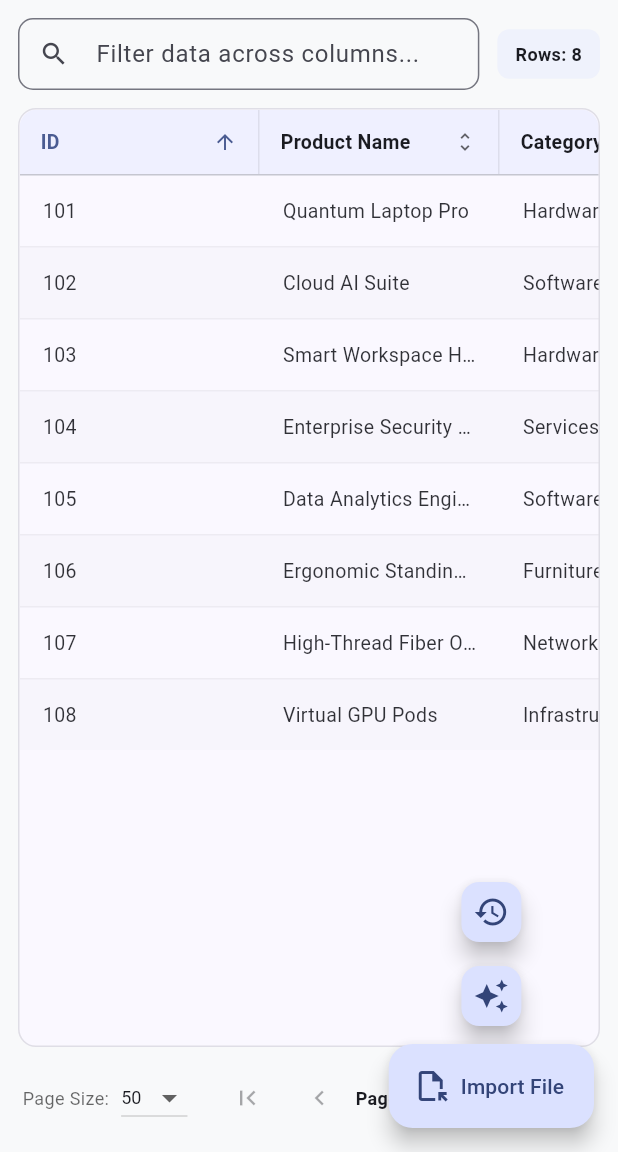
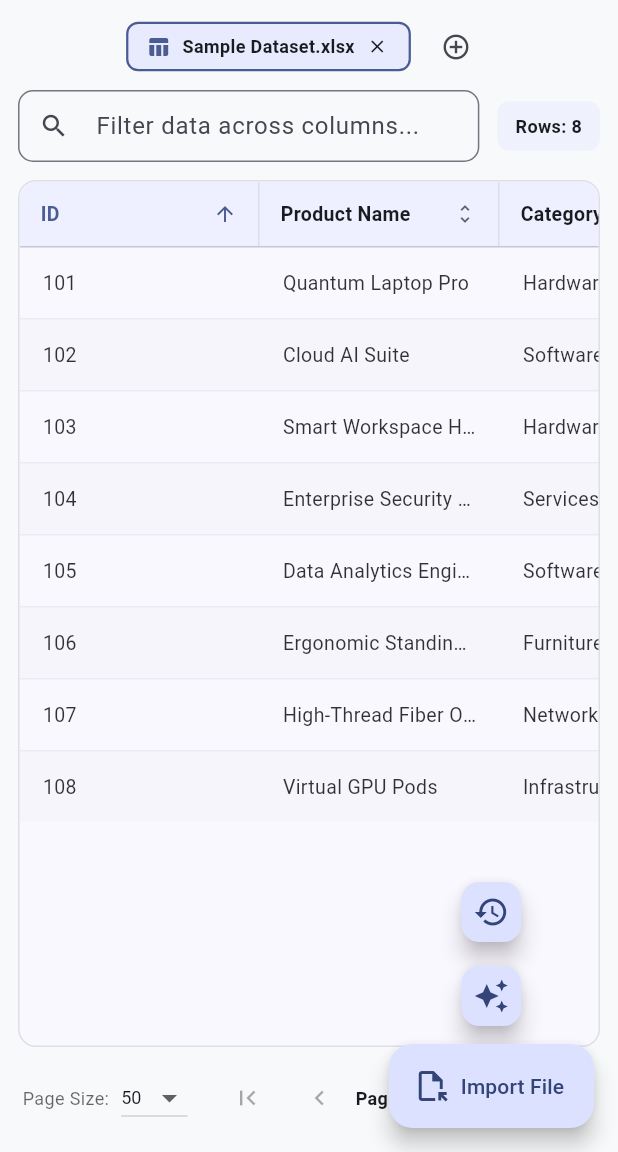
Before and after one commit to MohamedAbdelhamed0/excel, a Flutter app: the screen it shows after launch, after a tap on "ID", on a phone screen of 412 x 824 dp, the part 84-1236 px from its top. Run offline on Flutter 3.47's test engine with Material 3 defaults, Android fonts, the phone set to English and light mode, and no system bars; our stand-ins replace csv, file_picker, flutter_riverpod, go_router, shared_preferences; missing offline and left inert: excel.

Commit message:
Refactor DataTableView and ExcelDataNotifier for multi-tab support and improve workspace state management

```diff
--- a/lib/features/table_analyzer/presentation/controllers/excel_data_controller.dart
+++ b/lib/features/table_analyzer/presentation/controllers/excel_data_controller.dart
@@ -5,7 +5,7 @@ import '../../../../core/DI/platform_providers.dart';
 import '../../../../core/utils/excel_parser.dart';
 import '../../../recent_files/presentation/controllers/recent_files_controller.dart';
 
-/// State object representing table data, current sorting, search query, and pagination.
+/// State object representing table data, current sorting, search query, and pagination for a single spreadsheet.
 class TableDataState {
   final List<List<dynamic>> rawData;
   final List<List<dynamic>> processedData; // Filtered and sorted rows
@@ -59,18 +59,122 @@ class TableDataState {
   }
 }
 
-/// Riverpod AsyncNotifier managing background file parsing, sorting, filtering, and pagination.
-class ExcelDataNotifier extends AsyncNotifier<TableDataState> {
+/// Data structure representing a single open spreadsheet tab.
+class OpenFileTab {
+  final String id;
+  final String fileName;
+  final String? filePath;
+  final TableDataState tableState;
+
+  const OpenFileTab({
+    required this.id,
+    required this.fileName,
+    this.filePath,
+    required this.tableState,
+  });
+
+  OpenFileTab copyWith({
+    String? id,
+    String? fileName,
+    String? filePath,
+    TableDataState? tableState,
+  }) {
+    return OpenFileTab(
+      id: id ?? this.id,
+      fileName: fileName ?? this.fileName,
+      filePath: filePath ?? this.filePath,
+      tableState: tableState ?? this.tableState,
+    );
+  }
+}
+
+/// Workspace state holding all open tabs and the index of the currently active tab.
+class MultiTabWorkspaceState {
+  final List<OpenFileTab> tabs;
+  final int activeTabIndex;
+
+  const MultiTabWorkspaceState({
+    required this.tabs,
+    required this.activeTabIndex,
+  });
+
+  OpenFileTab? get activeTab =>
+      (tabs.isNotEmpty && activeTabIndex >= 0 && activeTabIndex < tabs.length)
+          ? tabs[activeTabIndex]
+          : null;
+
+  TableDataState get activeTableState =>
+      activeTab?.tableState ?? const TableDataState(rawData: [], processedData: []);
+
+  MultiTabWorkspaceState copyWith({
+    List<OpenFileTab>? tabs,
+    int? activeTabIndex,
+  }) {
+    return MultiTabWorkspaceState(
+      tabs: tabs ?? this.tabs,
+      activeTabIndex: activeTabIndex ?? this.activeTabIndex,
+    );
+  }
+}
+
+/// Riverpod AsyncNotifier managing the multi-tab workspace state.
+class ExcelDataNotifier extends AsyncNotifier<MultiTabWorkspaceState> {
   @override
-  FutureOr<TableDataState> build() async {
+  FutureOr<MultiTabWorkspaceState> build() async {
     final sample = ExcelParser.generateSampleData();
-    return TableDataState(
+    final defaultTab = OpenFileTab(
+      id: 'sample_default',
+      fileName: 'Sample Dataset.xlsx',
+      tableState: TableDataState(
         rawData: sample,
         processedData: sample,
+      ),
+    );
+
+    return MultiTabWorkspaceState(
+      tabs: [defaultTab],
+      activeTabIndex: 0,
     );
   }
 
-  /// Prompts file picker, offloads parsing to a background isolate, and saves to the local database.
+  /// Switch active tab index.
+  void setActiveTab(int index) {
+    final currentState = state.value;
+    if (currentState == null || index < 0 || index >= currentState.tabs.length) return;
+    state = AsyncValue.data(currentState.copyWith(activeTabIndex: index));
+  }
+
+  /// Close tab at given index.
+  void closeTab(int index) {
+    final currentState = state.value;
+    if (currentState == null || index < 0 || index >= currentState.tabs.length) return;
+
+    final newTabs = List<OpenFileTab>.from(currentState.tabs)..removeAt(index);
+
+    if (newTabs.isEmpty) {
+      // If all tabs closed, recreate default sample tab
+      final sample = ExcelParser.generateSampleData();
+      final defaultTab = OpenFileTab(
+        id: 'sample_default',
+        fileName: 'Sample Dataset.xlsx',
+        tableState: TableDataState(
+          rawData: sample,
+          processedData: sample,
+        ),
+      );
+      state = AsyncValue.data(MultiTabWorkspaceState(tabs: [defaultTab], activeTabIndex: 0));
+      return;
+    }
+
+    int newIndex = currentState.activeTabIndex;
+    if (index <= currentState.activeTabIndex) {
+      newIndex = (currentState.activeTabIndex - 1).clamp(0, newTabs.length - 1);
+    }
+
+    state = AsyncValue.data(MultiTabWorkspaceState(tabs: newTabs, activeTabIndex: newIndex));
+  }
+
+  /// Prompts file picker, offloads parsing to a background isolate, adds/switches to a tab, and saves to local DB.
   Future<void> pickAndLoadFile() async {
     final previousState = state.value;
     state = const AsyncValue.loading();
@@ -81,10 +185,21 @@ class ExcelDataNotifier extends AsyncNotifier<TableDataState> {
       final fileInfo = await picker.pickFileDetails(allowedExtensions: ['csv', 'xlsx', 'xls']);
 
       if (fileInfo != null && fileInfo.bytes.isNotEmpty) {
-        // Parse in a background isolate using compute
+        // Check if file is already open in an existing tab
+        if (previousState != null) {
+          final existingIdx = previousState.tabs.indexWhere(
+            (tab) =>
+                (fileInfo.path != null && tab.filePath == fileInfo.path) ||
+                tab.fileName == fileInfo.name,
+          );
+          if (existingIdx != -1) {
+            return previousState.copyWith(activeTabIndex: existingIdx);
+          }
+        }
+
+        // Parse bytes in background isolate using compute
         final parsedData = await compute(ExcelParser.parseBytes, fileInfo.bytes);
         if (parsedData.isNotEmpty) {
-          // Save to local database history
           await ref.read(recentFilesControllerProvider.notifier).addOrUpdateFile(
                 name: fileInfo.name,
                 path: fileInfo.path,
@@ -92,21 +207,30 @@ class ExcelDataNotifier extends AsyncNotifier<TableDataState> {
                 sizeBytes: fileInfo.sizeBytes,
               );
 
-          return TableDataState(
+          final newTab = OpenFileTab(
+            id: fileInfo.path ?? '${fileInfo.name}_${DateTime.now().millisecondsSinceEpoch}',
+            fileName: fileInfo.name,
+            filePath: fileInfo.path,
+            tableState: TableDataState(
               rawData: parsedData,
               processedData: parsedData,
+            ),
+          );
+
+          final currentTabs = previousState != null ? List<OpenFileTab>.from(previousState.tabs) : <OpenFileTab>[];
+          currentTabs.add(newTab);
+
+          return MultiTabWorkspaceState(
+            tabs: currentTabs,
+            activeTabIndex: currentTabs.length - 1,
           );
         }
       }
-      return previousState ??
-          TableDataState(
-            rawData: ExcelParser.generateSampleData(),
-            processedData: ExcelParser.generateSampleData(),
-          );
+      return previousState ?? _createFallbackState();
     });
   }
 
-  /// Opens a file from raw bytes (used when selecting a record from recent file history).
+  /// Opens a file from raw bytes (used when selecting from recent files history).
   Future<void> loadBytes({
     required String name,
     required List<int> bytes,
@@ -115,6 +239,16 @@ class ExcelDataNotifier extends AsyncNotifier<TableDataState> {
     final previousState = state.value;
     state = const AsyncValue.loading();
     state = await AsyncValue.guard(() async {
+      // Check if file is already open in an existing tab
+      if (previousState != null) {
+        final existingIdx = previousState.tabs.indexWhere(
+          (tab) => (path != null && tab.filePath == path) || tab.fileName == name,
+        );
+        if (existingIdx != -1) {
+          return previousState.copyWith(activeTabIndex: existingIdx);
+        }
+      }
+
       final parsedData = await compute(ExcelParser.parseBytes, bytes);
       if (parsedData.isNotEmpty) {
         await ref.read(recentFilesControllerProvider.notifier).addOrUpdateFile(
@@ -124,25 +258,40 @@ class ExcelDataNotifier extends AsyncNotifier<TableDataState> {
               sizeBytes: bytes.length,
             );
 
-        return TableDataState(
+        final newTab = OpenFileTab(
+          id: path ?? '${name}_${DateTime.now().millisecondsSinceEpoch}',
+          fileName: name,
+          filePath: path,
+          tableState: TableDataState(
             rawData: parsedData,
             processedData: parsedData,
+          ),
+        );
+
+        final currentTabs = previousState != null ? List<OpenFileTab>.from(previousState.tabs) : <OpenFileTab>[];
+        currentTabs.add(newTab);
+
+        return MultiTabWorkspaceState(
+          tabs: currentTabs,
+          activeTabIndex: currentTabs.length - 1,
         );
       }
-      return previousState ?? TableDataState(rawData: [], processedData: []);
+      return previousState ?? _createFallbackState();
     });
   }
 
-  /// Sort dataset by specific column index.
+  /// Sort dataset by specific column index for the active tab.
   void sortByColumn(int columnIndex) {
     final currentState = state.value;
-    if (currentState == null || currentState.rawData.length <= 1) return;
+    final activeTab = currentState?.activeTab;
+    if (currentState == null || activeTab == null || activeTab.tableState.rawData.length <= 1) return;
 
-    final isSameColumn = currentState.sortColumnIndex == columnIndex;
-    final newAscending = isSameColumn ? !currentState.sortAscending : true;
+    final tableState = activeTab.tableState;
+    final isSameColumn = tableState.sortColumnIndex == columnIndex;
+    final newAscending = isSameColumn ? !tableState.sortAscending : true;
 
-    final headers = currentState.rawData.first;
-    final dataRows = List<List<dynamic>>.from(currentState.rows);
+    final headers = tableState.rawData.first;
+    final dataRows = List<List<dynamic>>.from(tableState.rows);
 
     dataRows.sort((a, b) {
       final valA = columnIndex < a.length ? a[columnIndex] : '';
@@ -164,72 +313,113 @@ class ExcelDataNotifier extends AsyncNotifier<TableDataState> {
     });
 
     final newProcessed = [headers, ...dataRows];
-    state = AsyncValue.data(currentState.copyWith(
+    final updatedTableState = tableState.copyWith(
       processedData: newProcessed,
       sortColumnIndex: columnIndex,
       sortAscending: newAscending,
       currentPage: 0,
-    ));
+    );
+
+    _updateActiveTabState(currentState, updatedTableState);
   }
 
-  /// Filter rows matching search query across all cells.
+  /// Filter rows matching search query across all cells for the active tab.
   void setSearchQuery(String query) {
     final currentState = state.value;
-    if (currentState == null || currentState.rawData.isEmpty) return;
+    final activeTab = currentState?.activeTab;
+    if (currentState == null || activeTab == null || activeTab.tableState.rawData.isEmpty) return;
 
+    final tableState = activeTab.tableState;
     final trimmed = query.trim().toLowerCase();
     if (trimmed.isEmpty) {
-      state = AsyncValue.data(currentState.copyWith(
-        processedData: currentState.rawData,
+      _updateActiveTabState(
+        currentState,
+        tableState.copyWith(
+          processedData: tableState.rawData,
           searchQuery: '',
           currentPage: 0,
-      ));
+        ),
+      );
       return;
     }
 
-    final headers = currentState.rawData.first;
-    final allRows = currentState.rawData.skip(1).toList();
+    final headers = tableState.rawData.first;
+    final allRows = tableState.rawData.skip(1).toList();
 
     final filteredRows = allRows.where((row) {
       return row.any((cell) => cell.toString().toLowerCase().contains(trimmed));
     }).toList();
 
-    state = AsyncValue.data(currentState.copyWith(
+    _updateActiveTabState(
+      currentState,
+      tableState.copyWith(
         processedData: [headers, ...filteredRows],
         searchQuery: query,
         currentPage: 0,
-    ));
+      ),
+    );
   }
 
-  /// Navigate to target page.
+  /// Navigate to target page for the active tab.
   void setPage(int page) {
     final currentState = state.value;
-    if (currentState == null) return;
-    final validPage = page.clamp(0, currentState.totalPages - 1);
-    state = AsyncValue.data(currentState.copyWith(currentPage: validPage));
+    final activeTab = currentState?.activeTab;
+    if (currentState == null || activeTab == null) return;
+
+    final tableState = activeTab.tableState;
+    final validPage = page.clamp(0, tableState.totalPages - 1);
+    _updateActiveTabState(currentState, tableState.copyWith(currentPage: validPage));
   }
 
-  /// Change pagination page size.
+  /// Change pagination page size for the active tab.
   void setPageSize(int size) {
     final currentState = state.value;
-    if (currentState == null) return;
-    state = AsyncValue.data(currentState.copyWith(
-      pageSize: size,
-      currentPage: 0,
-    ));
+    final activeTab = currentState?.activeTab;
+    if (currentState == null || activeTab == null) return;
+
+    final tableState = activeTab.tableState;
+    _updateActiveTabState(currentState, tableState.copyWith(pageSize: size, currentPage: 0));
   }
 
   /// Reload sample demo data.
   void loadSampleData() {
     final sample = ExcelParser.generateSampleData();
-    state = AsyncValue.data(TableDataState(
+    final defaultTab = OpenFileTab(
+      id: 'sample_${DateTime.now().millisecondsSinceEpoch}',
+      fileName: 'Sample Dataset.xlsx',
+      tableState: TableDataState(
         rawData: sample,
         processedData: sample,
+      ),
+    );
+
+    state = AsyncValue.data(MultiTabWorkspaceState(
+      tabs: [defaultTab],
+      activeTabIndex: 0,
     ));
+  }
+
+  void _updateActiveTabState(MultiTabWorkspaceState currentState, TableDataState newTableState) {
+    final newTabs = List<OpenFileTab>.from(currentState.tabs);
+    final activeIdx = currentState.activeTabIndex;
+    if (activeIdx >= 0 && activeIdx < newTabs.length) {
+      newTabs[activeIdx] = newTabs[activeIdx].copyWith(tableState: newTableState);
+      state = AsyncValue.data(currentState.copyWith(tabs: newTabs));
+    }
+  }
+
+  MultiTabWorkspaceState _createFallbackState() {
+    final sample = ExcelParser.generateSampleData();
+    final defaultTab = OpenFileTab(
+      id: 'sample_default',
+      fileName: 'Sample Dataset.xlsx',
+      tableState: TableDataState(rawData: sample, processedData: sample),
+    );
+    return MultiTabWorkspaceState(tabs: [defaultTab], activeTabIndex: 0);
   }
 }
 
 final excelDataControllerProvider =
-    AsyncNotifierProvider<ExcelDataNotifier, TableDataState>(() {
+    AsyncNotifierProvider<ExcelDataNotifier, MultiTabWorkspaceState>(() {
   return ExcelDataNotifier();
 });
--- a/lib/features/table_analyzer/presentation/desktop/table_analyzer_desktop_layout.dart
+++ b/lib/features/table_analyzer/presentation/desktop/table_analyzer_desktop_layout.dart
@@ -149,13 +149,13 @@ class TableAnalyzerDesktopLayout extends ConsumerWidget {
                             // Main Data Grid View (Left Split)
                             Expanded(
                               flex: 3,
-                              child: DataTableView(tableState: state),
+                              child: DataTableView(workspaceState: state),
                             ),
                             const SizedBox(width: 16),
                             // AI Analysis Panel (Right Split - Fixed Width)
                             SizedBox(
                               width: 380,
-                              child: AiAnalysisPanel(tableState: state),
+                              child: AiAnalysisPanel(tableState: state.activeTableState),
                             ),
                           ],
                         );
--- a/lib/features/table_analyzer/presentation/mobile/table_analyzer_mobile_layout.dart
+++ b/lib/features/table_analyzer/presentation/mobile/table_analyzer_mobile_layout.dart
@@ -89,7 +89,7 @@ class TableAnalyzerMobileLayout extends ConsumerWidget {
             return Column(
               children: [
                 Expanded(
-                  child: DataTableView(tableState: state),
+                  child: DataTableView(workspaceState: state),
                 ),
               ],
             );
@@ -138,7 +138,7 @@ class TableAnalyzerMobileLayout extends ConsumerWidget {
             heroTag: 'ai_sheet_fab',
             onPressed: () {
               if (asyncData.value != null) {
-                _showAiBottomSheet(context, asyncData.value!);
+                _showAiBottomSheet(context, asyncData.value!.activeTableState);
               }
             },
             tooltip: 'AI Insights',
--- a/lib/features/table_analyzer/presentation/widgets/data_table_view.dart
+++ b/lib/features/table_analyzer/presentation/widgets/data_table_view.dart
@@ -4,14 +4,14 @@ import 'package:flutter/services.dart';
 import 'package:flutter_riverpod/flutter_riverpod.dart';
 import '../controllers/excel_data_controller.dart';
 
-/// High-performance virtualized spreadsheet data grid with unified header/body scrolling,
-/// cell selection, right-click context menu, and clipboard copy capabilities.
+/// High-performance virtualized spreadsheet data grid with multi-tab file switching,
+/// unified header/body scrolling, cell selection, right-click context menu, and clipboard copy.
 class DataTableView extends ConsumerStatefulWidget {
-  final TableDataState tableState;
+  final MultiTabWorkspaceState workspaceState;
 
   const DataTableView({
     super.key,
-    required this.tableState,
+    required this.workspaceState,
   });
 
   @override
@@ -64,7 +64,6 @@ class _DataTableViewState extends ConsumerState<DataTableView> {
 
     if (_selectedCellKeys.isEmpty) return;
 
-    // Parse selected cell keys into sorted coordinates (row, col)
     final sortedCoords = _selectedCellKeys.map((key) {
       final parts = key.split('_');
       return MapEntry(int.parse(parts[0]), int.parse(parts[1]));
@@ -75,7 +74,7 @@ class _DataTableViewState extends ConsumerState<DataTableView> {
         return a.value.compareTo(b.value);
       });
 
-    final headers = widget.tableState.headers;
+    final headers = widget.workspaceState.activeTableState.headers;
     final extractedValues = <String>[];
     for (final coord in sortedCoords) {
       final r = coord.key;
@@ -225,7 +224,8 @@ class _DataTableViewState extends ConsumerState<DataTableView> {
   @override
   Widget build(BuildContext context) {
     final theme = Theme.of(context);
-    final tableState = widget.tableState;
+    final workspaceState = widget.workspaceState;
+    final tableState = workspaceState.activeTableState;
 
     if (tableState.rawData.isEmpty) {
       return Center(
@@ -235,12 +235,12 @@ class _DataTableViewState extends ConsumerState<DataTableView> {
             Icon(Icons.table_chart_outlined, size: 64, color: theme.hintColor),
             const SizedBox(height: 16),
             const Text(
-              'No Spreadsheet Data',
+              'No Spreadsheet Open',
               style: TextStyle(fontSize: 18, fontWeight: FontWeight.bold),
             ),
             const SizedBox(height: 8),
             Text(
-              'Click Open File to load a CSV or Excel file',
+              'Click Open File or Recent Files to load data into a workspace tab',
               style: TextStyle(color: theme.hintColor),
             ),
           ],
@@ -253,6 +253,105 @@ class _DataTableViewState extends ConsumerState<DataTableView> {
 
     return Column(
       children: [
+        // Multi-File Tab Bar
+        if (workspaceState.tabs.isNotEmpty) ...[
+          Container(
+            height: 38,
+            margin: const EdgeInsets.only(bottom: 10),
+            child: SingleChildScrollView(
+              scrollDirection: Axis.horizontal,
+              child: Row(
+                children: [
+                  ...List.generate(workspaceState.tabs.length, (index) {
+                    final tab = workspaceState.tabs[index];
+                    final isActive = index == workspaceState.activeTabIndex;
+                    final isExcel = tab.fileName.endsWith('.xlsx') || tab.fileName.endsWith('.xls');
+
+                    return Container(
+                      margin: const EdgeInsets.only(right: 6),
+                      child: InkWell(
+                        onTap: () {
+                          ref.read(excelDataControllerProvider.notifier).setActiveTab(index);
+                        },
+                        borderRadius: BorderRadius.circular(8),
+                        child: AnimatedContainer(
+                          duration: const Duration(milliseconds: 150),
+                          padding: const EdgeInsets.symmetric(horizontal: 12, vertical: 6),
+                          decoration: BoxDecoration(
+                            color: isActive
+                                ? theme.colorScheme.primaryContainer.withValues(alpha: 0.6)
+                                : theme.colorScheme.surfaceContainerHighest.withValues(alpha: 0.3),
+                            borderRadius: BorderRadius.circular(8),
+                            border: Border.all(
+                              color: isActive
+                                  ? theme.colorScheme.primary
+                                  : theme.dividerColor.withValues(alpha: 0.2),
+                              width: isActive ? 1.5 : 1.0,
+                            ),
+                          ),
+                          child: Row(
+                            mainAxisSize: MainAxisSize.min,
+                            children: [
+                              Icon(
+                                isExcel ? Icons.table_chart : Icons.description,
+                                size: 16,
+                                color: isActive
+                                    ? theme.colorScheme.primary
+                                    : (isExcel ? Colors.green : Colors.blue),
+                              ),
+                              const SizedBox(width: 8),
+                              ConstrainedBox(
+                                constraints: const BoxConstraints(maxWidth: 160),
+                                child: Text(
+                                  tab.fileName,
+                                  style: TextStyle(
+                                    fontSize: 12,
+                                    fontWeight: isActive ? FontWeight.bold : FontWeight.normal,
+                                    color: isActive
+                                        ? theme.colorScheme.onSurface
+                                        : theme.hintColor,
+                                  ),
+                                  maxLines: 1,
+                                  overflow: TextOverflow.ellipsis,
+                                ),
+                              ),
+                              const SizedBox(width: 6),
+                              InkWell(
+                                onTap: () {
+                                  ref.read(excelDataControllerProvider.notifier).closeTab(index);
+                                },
+                                borderRadius: BorderRadius.circular(10),
+                                child: Padding(
+                                  padding: const EdgeInsets.all(2.0),
+                                  child: Icon(
+                                    Icons.close,
+                                    size: 14,
+                                    color: isActive
+                                        ? theme.colorScheme.onSurface
+                                        : theme.hintColor,
+                                  ),
+                                ),
+                              ),
+                            ],
+                          ),
+                        ),
+                      ),
+                    );
+                  }),
+                  // Add File Tab Button
+                  IconButton(
+                    icon: const Icon(Icons.add_circle_outline, size: 20),
+                    tooltip: 'Open New File Tab',
+                    onPressed: () {
+                      ref.read(excelDataControllerProvider.notifier).pickAndLoadFile();
+                    },
+                  ),
+                ],
+              ),
+            ),
+          ),
+        ],
+
         // Top Filter, Search Bar & Selection Actions
         Padding(
           padding: const EdgeInsets.only(bottom: 12.0),
```
Lines whose indentation alone changed are shown as unchanged.
